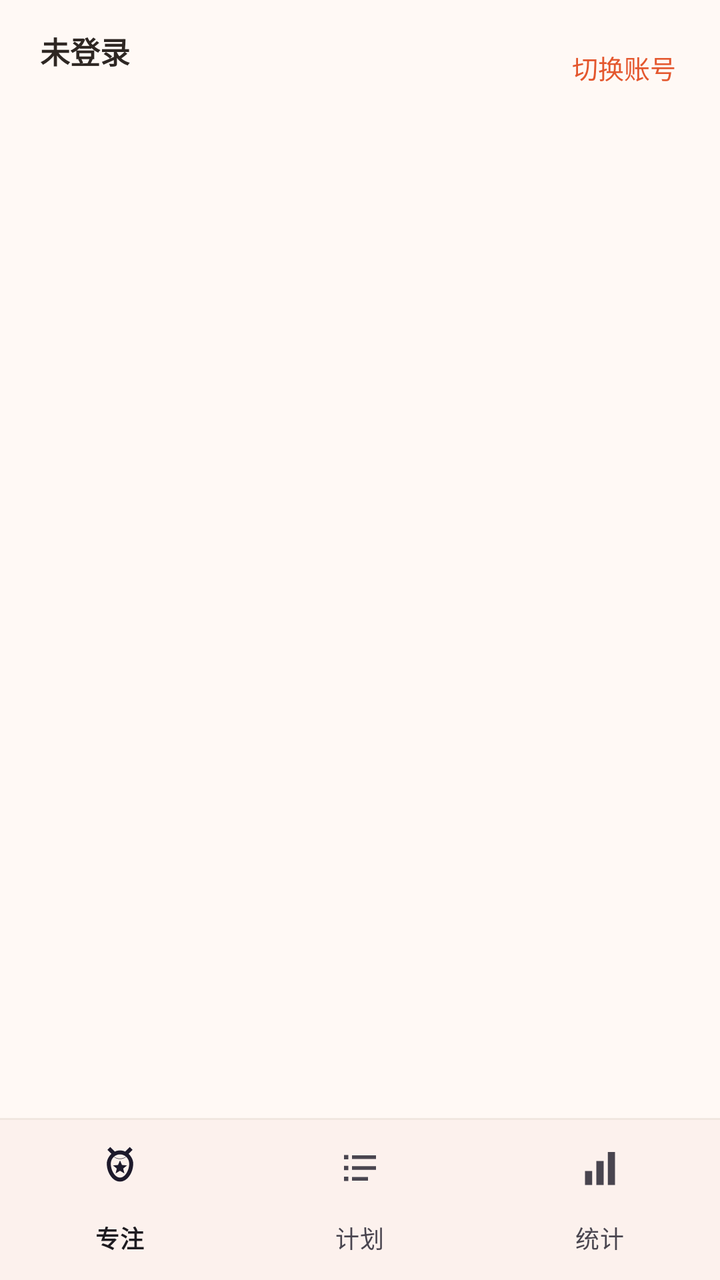
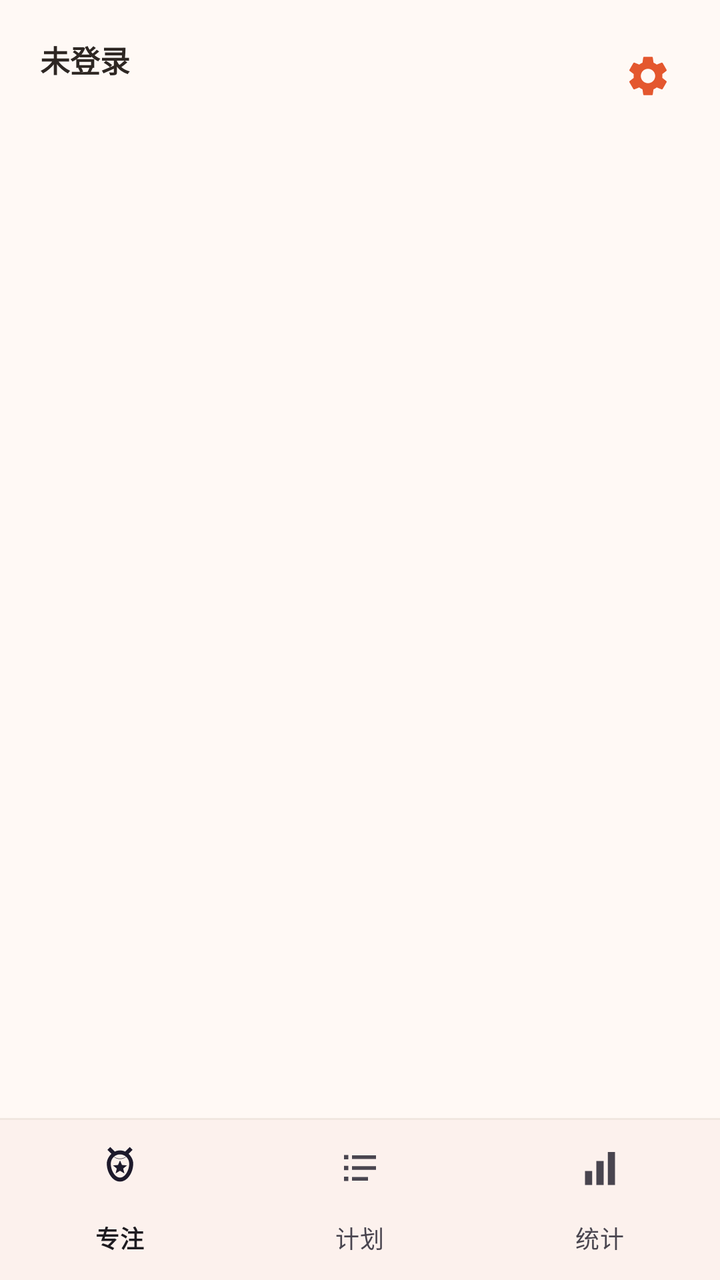

An Android layout rendered at two revisions. The XML below is the earlier revision; the diff shows what the commit changed to produce the second picture.
<!-- AndroidManifest.xml: application theme Theme.Pomodoro -->
<!-- res/layout/activity_main.xml -->
<?xml version="1.0" encoding="utf-8"?>
<LinearLayout xmlns:android="http://schemas.android.com/apk/res/android"
    xmlns:app="http://schemas.android.com/apk/res-auto"
    android:layout_width="match_parent"
    android:layout_height="match_parent"
    android:background="@color/pomo_bg"
    android:orientation="vertical">

    <LinearLayout
        android:layout_width="match_parent"
        android:layout_height="wrap_content"
        android:background="@color/pomo_bg"
        android:gravity="center_vertical"
        android:orientation="horizontal"
        android:paddingStart="20dp"
        android:paddingTop="14dp"
        android:paddingEnd="12dp"
        android:paddingBottom="6dp">

        <LinearLayout
            android:layout_width="0dp"
            android:layout_height="wrap_content"
            android:layout_weight="1"
            android:orientation="vertical">

            <TextView
                android:id="@+id/tvAccountName"
                android:layout_width="wrap_content"
                android:layout_height="wrap_content"
                android:text="未登录"
                android:textColor="@color/pomo_text"
                android:textSize="15sp"
                android:textStyle="bold" />

            <TextView
                android:id="@+id/tvAccountMeta"
                android:layout_width="wrap_content"
                android:layout_height="wrap_content"
                android:layout_marginTop="2dp"
                android:text=""
                android:textColor="@color/pomo_text_second"
                android:textSize="11sp" />
        </LinearLayout>

        <TextView
            android:id="@+id/tvSwitchAccount"
            android:layout_width="wrap_content"
            android:layout_height="wrap_content"
            android:background="?attr/selectableItemBackgroundBorderless"
            android:padding="10dp"
            android:text="切换账号"
            android:textColor="@color/pomo_primary"
            android:textSize="13sp" />
    </LinearLayout>

    <androidx.fragment.app.FragmentContainerView
        android:id="@+id/fragmentContainer"
        android:layout_width="match_parent"
        android:layout_height="0dp"
        android:layout_weight="1" />

    <View
        android:layout_width="match_parent"
        android:layout_height="1dp"
        android:background="@color/pomo_divider" />

    <com.google.android.material.bottomnavigation.BottomNavigationView
        android:id="@+id/bottomNav"
        android:layout_width="match_parent"
        android:layout_height="wrap_content"
        android:background="@color/pomo_surface"
        app:itemActiveIndicatorStyle="@style/PomodoroNavIndicator"
        app:labelVisibilityMode="labeled"
        app:menu="@menu/bottom_nav" />
</LinearLayout>
<!-- resources referenced by this layout -->
<resources>
  <color name="pomo_bg">#FFF9F5</color>
  <color name="pomo_divider">#F1E7E0</color>
  <color name="pomo_primary">#E4572E</color>
  <color name="pomo_surface">#FFFFFF</color>
  <color name="pomo_text">#2E2723</color>
  <color name="pomo_text_second">#8C7F77</color>
  <style name="PomodoroNavIndicator" parent="Widget.Material3.BottomNavigationView.ActiveIndicator">
          <item name="android:color">@color/pomo_primary_light</item>
      </style>
  <style name="Theme.Pomodoro" parent="Theme.Material3.Light.NoActionBar">
          <item name="colorPrimary">@color/pomo_primary</item>
          <item name="colorOnPrimary">@color/white</item>
          <item name="colorPrimaryContainer">@color/pomo_primary_light</item>
          <item name="colorOnPrimaryContainer">@color/pomo_primary_dark</item>
          <item name="colorSecondary">@color/pomo_green</item>
          <item name="colorSurface">@color/pomo_surface</item>
          <item name="android:colorBackground">@color/pomo_bg</item>
          <item name="android:statusBarColor">@color/pomo_bg</item>
          <item name="android:windowLightStatusBar">true</item>
          <item name="android:navigationBarColor">@color/pomo_surface</item>
      </style>
  <color name="pomo_primary_light">#FFE7DC</color>
  <color name="white">#FFFFFF</color>
  <color name="pomo_primary_dark">#C0451F</color>
  <color name="pomo_green">#2E9E6B</color>
</resources>

<!-- the commit's change to res/layout/activity_main.xml (unified diff, before → after) -->
@@ -42,15 +42,15 @@
                 android:textSize="11sp" />
         </LinearLayout>
 
-        <TextView
-            android:id="@+id/tvSwitchAccount"
+        <ImageView
+            android:id="@+id/ivAccountMenu"
             android:layout_width="wrap_content"
             android:layout_height="wrap_content"
             android:background="?attr/selectableItemBackgroundBorderless"
-            android:padding="10dp"
-            android:text="切换账号"
-            android:textColor="@color/pomo_primary"
-            android:textSize="13sp" />
+            android:contentDescription="账号与设置"
+            android:padding="12dp"
+            android:src="@drawable/ic_settings"
+            app:tint="@color/pomo_primary" />
     </LinearLayout>
 
     <androidx.fragment.app.FragmentContainerView
<!-- resource entries referenced after the edit -->
@@ -6,6 +6,17 @@
   <color name="pomo_surface">#FFFFFF</color>
   <color name="pomo_text">#2E2723</color>
   <color name="pomo_text_second">#8C7F77</color>
+  <!-- drawable ic_settings (drawable) -->
+  <?xml version="1.0" encoding="utf-8"?>
+  <vector xmlns:android="http://schemas.android.com/apk/res/android"
+      android:width="24dp"
+      android:height="24dp"
+      android:viewportWidth="24"
+      android:viewportHeight="24">
+      <path
+          android:fillColor="#FF000000"
+          android:pathData="M19.14,12.94c0.04,-0.3 0.06,-0.61 0.06,-0.94c0,-0.32 -0.02,-0.64 -0.07,-0.94l2.03,-1.58c0.18,-0.14 0.23,-0.41 0.12,-0.61l-1.92,-3.32c-0.12,-0.22 -0.37,-0.29 -0.59,-0.22l-2.39,0.96c-0.5,-0.38 -1.03,-0.7 -1.62,-0.94L14.4,2.81c-0.04,-0.24 -0.24,-0.41 -0.48,-0.41h-3.84c-0.24,0 -0.43,0.17 -0.47,0.41L9.25,5.35C8.66,5.59 8.12,5.92 7.63,6.29L5.24,5.33c-0.22,-0.08 -0.47,0 -0.59,0.22L2.74,8.87c-0.12,0.21 -0.08,0.47 0.12,0.61l2.03,1.58C4.84,11.36 4.8,11.69 4.8,12s0.02,0.64 0.07,0.94l-2.03,1.58c-0.18,0.14 -0.23,0.41 -0.12,0.61l1.92,3.32c0.12,0.22 0.37,0.29 0.59,0.22l2.39,-0.96c0.5,0.38 1.03,0.7 1.62,0.94l0.36,2.54c0.05,0.24 0.24,0.41 0.48,0.41h3.84c0.24,0 0.44,-0.17 0.47,-0.41l0.36,-2.54c0.59,-0.24 1.13,-0.56 1.62,-0.94l2.39,0.96c0.22,0.08 0.47,0 0.59,-0.22l1.92,-3.32c0.12,-0.22 0.07,-0.47 -0.12,-0.61L19.14,12.94zM12,15.6c-1.98,0 -3.6,-1.62 -3.6,-3.6s1.62,-3.6 3.6,-3.6s3.6,1.62 3.6,3.6S13.98,15.6 12,15.6z" />
+  </vector>
   <style name="PomodoroNavIndicator" parent="Widget.Material3.BottomNavigationView.ActiveIndicator">
           <item name="android:color">@color/pomo_primary_light</item>
       </style>
